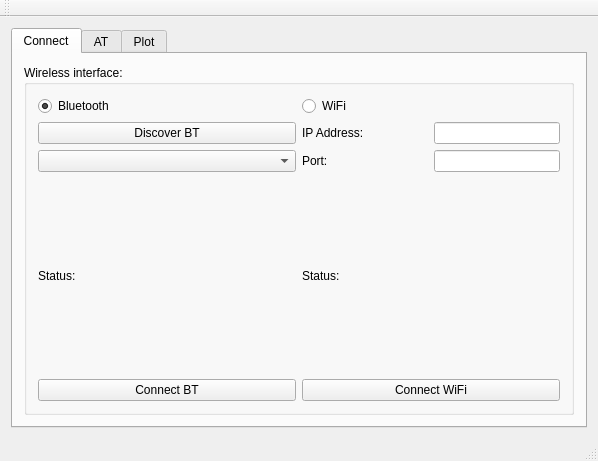
Qt form logger/logger/mainwindow.ui (saul-rodriguez/Qt) before a commit.
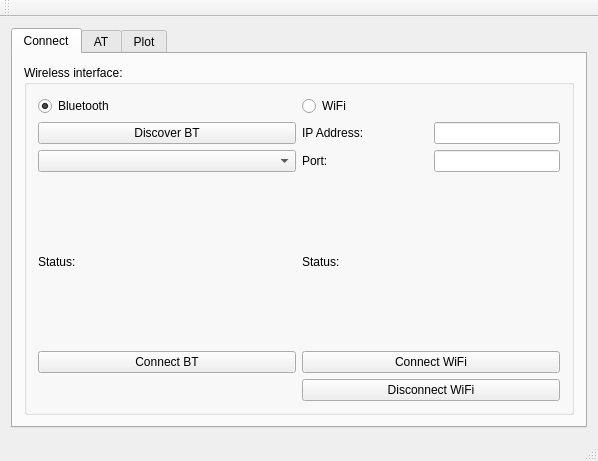
The same form after that commit.

Diff of the .ui file:
```diff
--- a/logger/logger/mainwindow.ui
+++ b/logger/logger/mainwindow.ui
@@ -69,7 +69,7 @@
                <item row="2" column="0">
                 <widget class="QComboBox" name="comboBoxBTdevices"/>
                </item>
-               <item row="4" column="0">
+               <item row="5" column="0">
                 <widget class="QPushButton" name="pushButtonBTconnect">
                  <property name="text">
                   <string>Connect BT</string>
@@ -97,7 +97,7 @@
                  </item>
                 </layout>
                </item>
-               <item row="4" column="2">
+               <item row="5" column="2">
                 <widget class="QPushButton" name="pushButtonWiFiConnect">
                  <property name="text">
                   <string>Connect WiFi</string>
@@ -132,6 +132,13 @@
                  </item>
                 </layout>
                </item>
+               <item row="6" column="2">
+                <widget class="QPushButton" name="pushButtonWiFiDisconnect">
+                 <property name="text">
+                  <string>Disconnect WiFi</string>
+                 </property>
+                </widget>
+               </item>
               </layout>
              </item>
             </layout>
```
